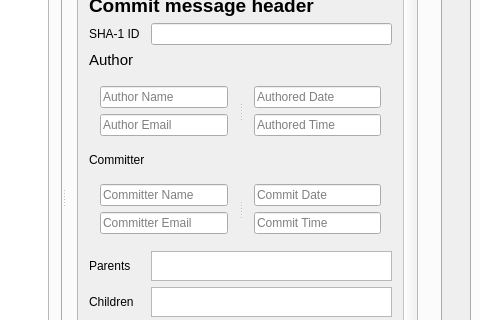
Above: ui/mainwindow.ui from AnthonyChiavelli/VisualGit before the change; both pictures show x 267 to 747 and y 140 to 460 of the 1216 by 949 pixel window. Below: the same form after it.
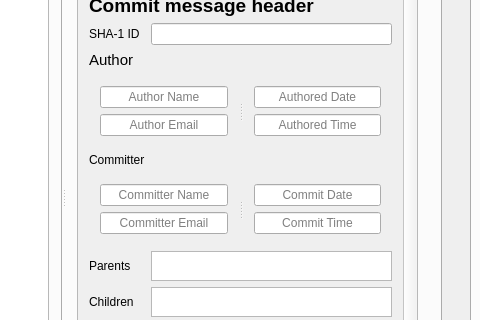
That is the form after the change. Icons and pictures are not drawn.

Diff of the .ui file:
```diff
--- a/ui/mainwindow.ui
+++ b/ui/mainwindow.ui
@@ -251,6 +251,9 @@
                        <layout class="QVBoxLayout" name="verticalLayout_2">
                         <item>
                          <widget class="QLineEdit" name="txt_author_name">
+                          <property name="alignment">
+                           <set>Qt::AlignCenter</set>
+                          </property>
                           <property name="readOnly">
                            <bool>true</bool>
                           </property>
@@ -261,6 +264,9 @@
                         </item>
                         <item>
                          <widget class="QLineEdit" name="txt_author_email">
+                          <property name="alignment">
+                           <set>Qt::AlignCenter</set>
+                          </property>
                           <property name="readOnly">
                            <bool>true</bool>
                           </property>
@@ -290,6 +296,9 @@
                             <height>0</height>
                            </size>
                           </property>
+                          <property name="alignment">
+                           <set>Qt::AlignCenter</set>
+                          </property>
                           <property name="readOnly">
                            <bool>true</bool>
                           </property>
@@ -306,6 +315,9 @@
                             <height>16777215</height>
                            </size>
                           </property>
+                          <property name="alignment">
+                           <set>Qt::AlignCenter</set>
+                          </property>
                           <property name="readOnly">
                            <bool>true</bool>
                           </property>
@@ -333,7 +345,10 @@
                       <widget class="QWidget" name="layoutWidget_4">
                        <layout class="QVBoxLayout" name="verticalLayout_6">
                         <item>
-                         <widget class="QLineEdit" name="txt_author_name_3">
+                         <widget class="QLineEdit" name="txt_committer_name">
+                          <property name="alignment">
+                           <set>Qt::AlignCenter</set>
+                          </property>
                           <property name="readOnly">
                            <bool>true</bool>
                           </property>
@@ -343,7 +358,10 @@
                          </widget>
                         </item>
                         <item>
-                         <widget class="QLineEdit" name="txt_author_email_3">
+                         <widget class="QLineEdit" name="txt_committer_email">
+                          <property name="alignment">
+                           <set>Qt::AlignCenter</set>
+                          </property>
                           <property name="readOnly">
                            <bool>true</bool>
                           </property>
@@ -367,6 +385,9 @@
                             <height>16777215</height>
                            </size>
                           </property>
+                          <property name="alignment">
+                           <set>Qt::AlignCenter</set>
+                          </property>
                           <property name="readOnly">
                            <bool>true</bool>
                           </property>
@@ -383,6 +404,9 @@
                             <height>16777215</height>
                            </size>
                           </property>
+                          <property name="alignment">
+                           <set>Qt::AlignCenter</set>
+                          </property>
                           <property name="readOnly">
                            <bool>true</bool>
                           </property>
```
Left out of the diff: 70 changed lines with no effect on the pictures.
